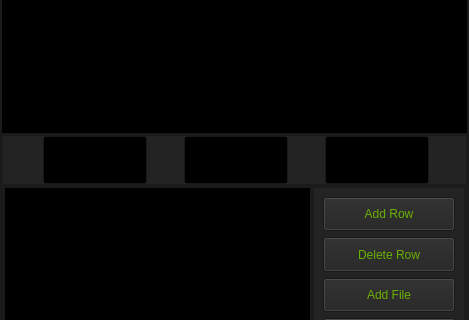
hakan-demirli/cGPA-Calculator, file project/mainwindow.ui: the form before one commit; both pictures show x 0 to 469 and y 269 to 589 of the 469 by 705 pixel window.
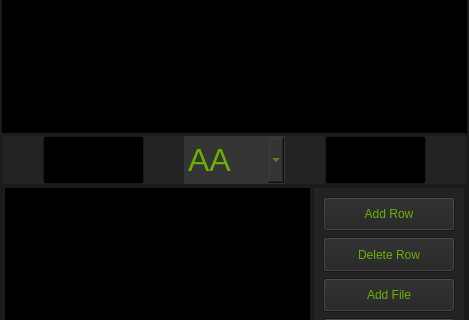
The form after the commit.

Commit message: Add combobox for letters

```diff
--- a/project/mainwindow.ui
+++ b/project/mainwindow.ui
@@ -2593,7 +2593,7 @@
               <number>0</number>
              </property>
              <item>
-              <layout class="QHBoxLayout" name="horizontalLayout">
+              <layout class="QHBoxLayout" name="horizontalLayout" stretch="0,1,0,1,0,1,0">
                <item>
                 <spacer name="horizontalSpacer_4">
                  <property name="palette">
@@ -4131,13 +4131,19 @@
                 </spacer>
                </item>
                <item>
-                <widget class="QLineEdit" name="letter_input">
+                <widget class="QComboBox" name="letterBox">
                  <property name="sizePolicy">
                   <sizepolicy hsizetype="Expanding" vsizetype="Expanding">
                    <horstretch>0</horstretch>
                    <verstretch>0</verstretch>
                   </sizepolicy>
                  </property>
+                 <property name="minimumSize">
+                  <size>
+                   <width>0</width>
+                   <height>0</height>
+                  </size>
+                 </property>
                  <property name="palette">
                   <palette>
                    <active>
@@ -4153,9 +4159,9 @@
                     <colorrole role="Button">
                      <brush brushstyle="SolidPattern">
                       <color alpha="255">
-                       <red>35</red>
-                       <green>35</green>
-                       <blue>35</blue>
+                       <red>52</red>
+                       <green>52</green>
+                       <blue>52</blue>
                       </color>
                      </brush>
                     </colorrole>
@@ -4225,18 +4231,18 @@
                     <colorrole role="Base">
                      <brush brushstyle="SolidPattern">
                       <color alpha="255">
-                       <red>0</red>
-                       <green>0</green>
-                       <blue>0</blue>
+                       <red>52</red>
+                       <green>52</green>
+                       <blue>52</blue>
                       </color>
                      </brush>
                     </colorrole>
                     <colorrole role="Window">
                      <brush brushstyle="SolidPattern">
                       <color alpha="255">
-                       <red>35</red>
-                       <green>35</green>
-                       <blue>35</blue>
+                       <red>52</red>
+                       <green>52</green>
+                       <blue>52</blue>
                       </color>
                      </brush>
                     </colorrole>
@@ -4252,18 +4258,18 @@
                     <colorrole role="Highlight">
                      <brush brushstyle="SolidPattern">
                       <color alpha="255">
-                       <red>106</red>
-                       <green>176</green>
-                       <blue>0</blue>
+                       <red>153</red>
+                       <green>153</green>
+                       <blue>153</blue>
                       </color>
                      </brush>
                     </colorrole>
                     <colorrole role="HighlightedText">
                      <brush brushstyle="SolidPattern">
                       <color alpha="255">
-                       <red>255</red>
-                       <green>255</green>
-                       <blue>255</blue>
+                       <red>79</red>
+                       <green>79</green>
+                       <blue>79</blue>
                       </color>
                      </brush>
                     </colorrole>
@@ -4317,9 +4323,9 @@
                     <colorrole role="Button">
                      <brush brushstyle="SolidPattern">
                       <color alpha="255">
-                       <red>35</red>
-                       <green>35</green>
-                       <blue>35</blue>
+                       <red>52</red>
+                       <green>52</green>
+                       <blue>52</blue>
                       </color>
                      </brush>
                     </colorrole>
@@ -4389,18 +4395,18 @@
                     <colorrole role="Base">
                      <brush brushstyle="SolidPattern">
                       <color alpha="255">
-                       <red>0</red>
-                       <green>0</green>
-                       <blue>0</blue>
+                       <red>52</red>
+                       <green>52</green>
+                       <blue>52</blue>
                       </color>
                      </brush>
                     </colorrole>
                     <colorrole role="Window">
                      <brush brushstyle="SolidPattern">
                       <color alpha="255">
-                       <red>35</red>
-                       <green>35</green>
-                       <blue>35</blue>
+                       <red>52</red>
+                       <green>52</green>
+                       <blue>52</blue>
                       </color>
                      </brush>
                     </colorrole>
@@ -4416,18 +4422,18 @@
                     <colorrole role="Highlight">
                      <brush brushstyle="SolidPattern">
                       <color alpha="255">
-                       <red>106</red>
-                       <green>176</green>
-                       <blue>0</blue>
+                       <red>153</red>
+                       <green>153</green>
+                       <blue>153</blue>
                       </color>
                      </brush>
                     </colorrole>
                     <colorrole role="HighlightedText">
                      <brush brushstyle="SolidPattern">
                       <color alpha="255">
-                       <red>255</red>
-                       <green>255</green>
-                       <blue>255</blue>
+                       <red>79</red>
+                       <green>79</green>
+                       <blue>79</blue>
                       </color>
                      </brush>
                     </colorrole>
@@ -4472,18 +4478,18 @@
                     <colorrole role="WindowText">
                      <brush brushstyle="SolidPattern">
                       <color alpha="255">
-                       <red>17</red>
-                       <green>17</green>
-                       <blue>17</blue>
+                       <red>106</red>
+                       <green>176</green>
+                       <blue>0</blue>
                       </color>
                      </brush>
                     </colorrole>
                     <colorrole role="Button">
                      <brush brushstyle="SolidPattern">
                       <color alpha="255">
-                       <red>35</red>
-                       <green>35</green>
-                       <blue>35</blue>
+                       <red>52</red>
+                       <green>52</green>
+                       <blue>52</blue>
                       </color>
                      </brush>
                     </colorrole>
@@ -4526,9 +4532,9 @@
                     <colorrole role="Text">
                      <brush brushstyle="SolidPattern">
                       <color alpha="255">
-                       <red>17</red>
-                       <green>17</green>
-                       <blue>17</blue>
+                       <red>106</red>
+                       <green>176</green>
+                       <blue>0</blue>
                       </color>
                      </brush>
                     </colorrole>
@@ -4544,27 +4550,27 @@
                     <colorrole role="ButtonText">
                      <brush brushstyle="SolidPattern">
                       <color alpha="255">
-                       <red>17</red>
-                       <green>17</green>
-                       <blue>17</blue>
+                       <red>106</red>
+                       <green>176</green>
+                       <blue>0</blue>
                       </color>
                      </brush>
                     </colorrole>
                     <colorrole role="Base">
                      <brush brushstyle="SolidPattern">
                       <color alpha="255">
-                       <red>35</red>
-                       <green>35</green>
-                       <blue>35</blue>
+                       <red>52</red>
+                       <green>52</green>
+                       <blue>52</blue>
                       </color>
                      </brush>
                     </colorrole>
                     <colorrole role="Window">
                      <brush brushstyle="SolidPattern">
                       <color alpha="255">
-                       <red>35</red>
-                       <green>35</green>
-                       <blue>35</blue>
+                       <red>52</red>
+                       <green>52</green>
+                       <blue>52</blue>
                       </color>
                      </brush>
                     </colorrole>
@@ -4580,18 +4586,18 @@
                     <colorrole role="Highlight">
                      <brush brushstyle="SolidPattern">
                       <color alpha="255">
-                       <red>0</red>
-                       <green>120</green>
-                       <blue>215</blue>
+                       <red>153</red>
+                       <green>153</green>
+                       <blue>153</blue>
                       </color>
                      </brush>
                     </colorrole>
                     <colorrole role="HighlightedText">
                      <brush brushstyle="SolidPattern">
                       <color alpha="255">
-                       <red>255</red>
-                       <green>255</green>
-                       <blue>255</blue>
+                       <red>79</red>
+                       <green>79</green>
+                       <blue>79</blue>
                       </color>
                      </brush>
                     </colorrole>
@@ -4634,9 +4640,109 @@
                    </disabled>
                   </palette>
                  </property>
-                 <property name="text">
-                  <string/>
+                 <property name="font">
+                  <font>
+                   <family>MS Shell Dlg 2</family>
+                   <pointsize>24</pointsize>
+                  </font>
                  </property>
+                 <property name="contextMenuPolicy">
+                  <enum>Qt::ActionsContextMenu</enum>
+                 </property>
+                 <property name="styleSheet">
+                  <string notr="true">	subcontrol-origin: padding;
+
+ 
+	border: 1px solid #343434;
+
+	padding: 1px 23px 1px 3px;
+	color: #ffffff;
+	background-color: #343434;
+	color: #6ab000;
+ 
+	selection-background-color: #999999;
+	selection-color: #4f4f4f;</string>
+                 </property>
+                 <item>
+                  <property name="text">
+                   <string>AA</string>
+                  </property>
+                 </item>
+                 <item>
+                  <property name="text">
+                   <string>BA</string>
+                  </property>
+                 </item>
+                 <item>
+                  <property name="text">
+                   <string>BB</string>
+                  </property>
+                 </item>
+                 <item>
+                  <property name="text">
+                   <string>CB</string>
+                  </property>
+                 </item>
+                 <item>
+                  <property name="text">
+                   <string>CC</string>
+                  </property>
+                 </item>
+                 <item>
+                  <property name="text">
+                   <string>DC</string>
+                  </property>
+                 </item>
+                 <item>
+                  <property name="text">
+                   <string>DD</string>
+                  </property>
+                 </item>
+                 <item>
+                  <property name="text">
+                   <string>FD</string>
+                  </property>
+                 </item>
+                 <item>
+                  <property name="text">
+                   <string>FF</string>
+                  </property>
+                 </item>
+                 <item>
+                  <property name="text">
+                   <string>NA</string>
+                  </property>
+                 </item>
+                 <item>
+                  <property name="text">
+                   <string>U</string>
+                  </property>
+                 </item>
+                 <item>
+                  <property name="text">
+                   <string>P</string>
+                  </property>
+                 </item>
+                 <item>
+                  <property name="text">
+                   <string>W</string>
+                  </property>
+                 </item>
+                 <item>
+                  <property name="text">
+                   <string>I</string>
+                  </property>
+                 </item>
+                 <item>
+                  <property name="text">
+                   <string>EX</string>
+                  </property>
+                 </item>
+                 <item>
+                  <property name="text">
+                   <string>S</string>
+                  </property>
+                 </item>
                 </widget>
                </item>
                <item>
```
Left out of the diff: 18 changed lines with no effect on the pictures. The commit also changes 1 other file.
